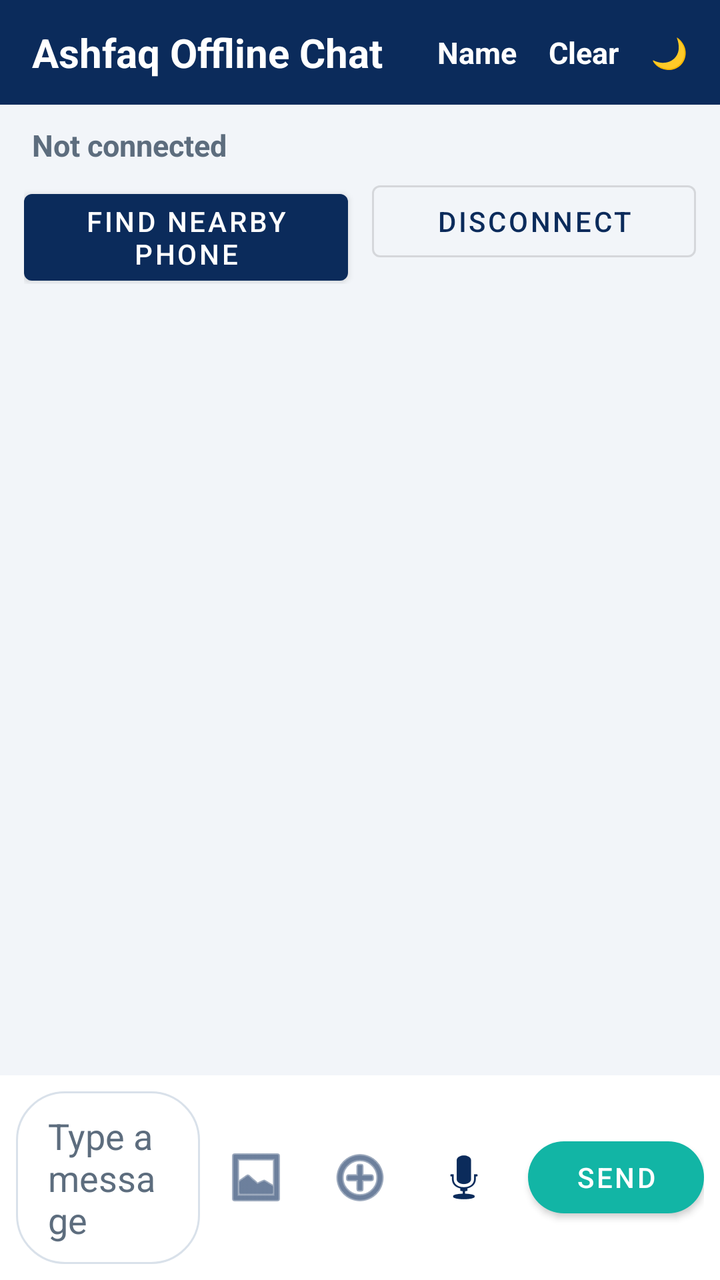
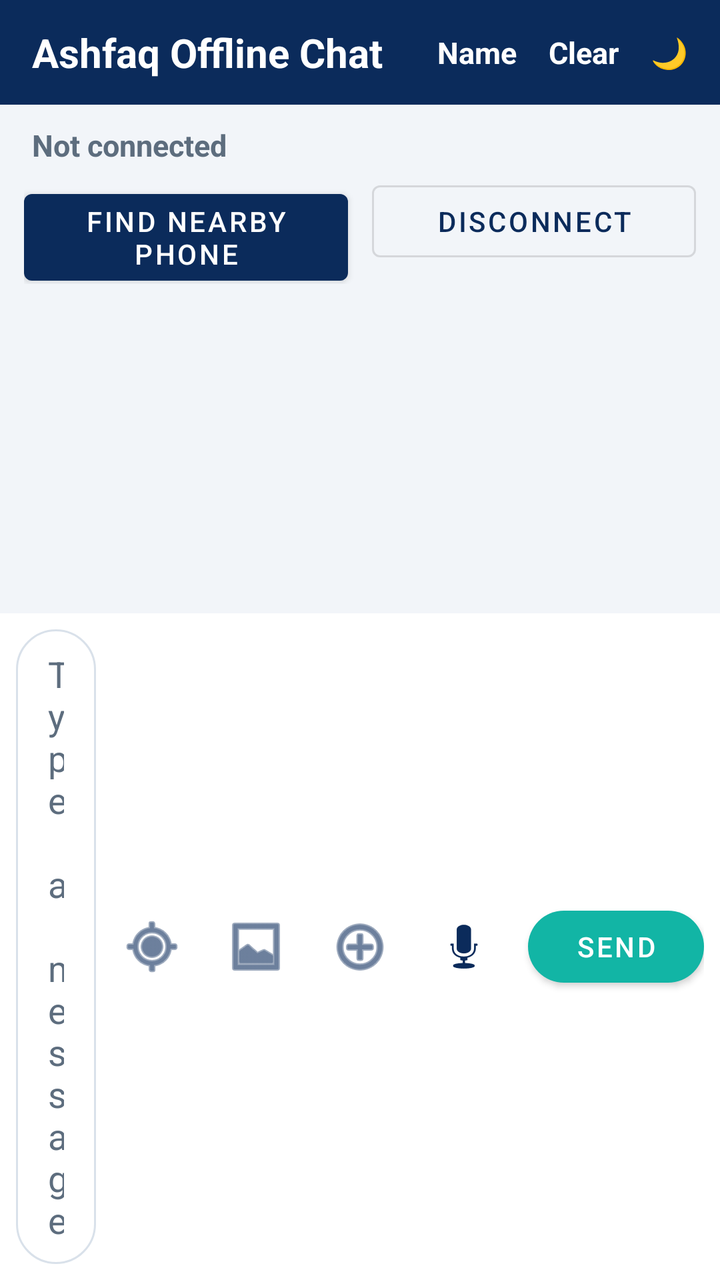

An Android layout rendered at two revisions. The XML below is the earlier revision; the diff shows what the commit changed to produce the second picture.
<!-- AndroidManifest.xml: application theme Theme.AshfaqOfflineChat -->
<!-- res/layout/activity_main.xml -->
<?xml version="1.0" encoding="utf-8"?>
<LinearLayout xmlns:android="http://schemas.android.com/apk/res/android"
    xmlns:app="http://schemas.android.com/apk/res-auto"
    android:id="@+id/rootLayout"
    android:layout_width="match_parent"
    android:layout_height="match_parent"
    android:background="@color/screen_background"
    android:orientation="vertical">

    <LinearLayout
        android:id="@+id/headerBar"
        android:layout_width="match_parent"
        android:layout_height="wrap_content"
        android:background="@color/primary"
        android:gravity="center_vertical"
        android:orientation="horizontal"
        android:paddingStart="16dp"
        android:paddingTop="8dp"
        android:paddingEnd="8dp"
        android:paddingBottom="8dp">

        <TextView
            android:id="@+id/titleText"
            android:layout_width="0dp"
            android:layout_height="wrap_content"
            android:layout_weight="1"
            android:text="@string/app_name"
            android:textColor="@color/on_primary"
            android:textSize="20sp"
            android:textStyle="bold" />

        <TextView
            android:id="@+id/buttonName"
            android:layout_width="wrap_content"
            android:layout_height="wrap_content"
            android:background="?attr/selectableItemBackgroundBorderless"
            android:clickable="true"
            android:focusable="true"
            android:padding="8dp"
            android:text="@string/your_name"
            android:textColor="@color/on_primary"
            android:textSize="15sp"
            android:textStyle="bold" />

        <TextView
            android:id="@+id/buttonClearChat"
            android:layout_width="wrap_content"
            android:layout_height="wrap_content"
            android:background="?attr/selectableItemBackgroundBorderless"
            android:clickable="true"
            android:focusable="true"
            android:padding="8dp"
            android:text="@string/clear_chat"
            android:textColor="@color/on_primary"
            android:textSize="15sp"
            android:textStyle="bold" />

        <TextView
            android:id="@+id/buttonTheme"
            android:layout_width="wrap_content"
            android:layout_height="wrap_content"
            android:background="?attr/selectableItemBackgroundBorderless"
            android:clickable="true"
            android:contentDescription="@string/theme_toggle"
            android:focusable="true"
            android:padding="8dp"
            android:text="🌙"
            android:textColor="@color/on_primary"
            android:textSize="15sp" />
    </LinearLayout>

    <TextView
        android:id="@+id/statusText"
        android:layout_width="match_parent"
        android:layout_height="wrap_content"
        android:paddingStart="16dp"
        android:paddingTop="10dp"
        android:paddingEnd="16dp"
        android:paddingBottom="4dp"
        android:text="@string/status_not_connected"
        android:textColor="@color/status_idle"
        android:textSize="15sp"
        android:textStyle="bold" />

    <LinearLayout
        android:layout_width="match_parent"
        android:layout_height="wrap_content"
        android:orientation="horizontal"
        android:paddingStart="12dp"
        android:paddingEnd="12dp">

        <com.google.android.material.button.MaterialButton
            android:id="@+id/buttonFind"
            android:layout_width="0dp"
            android:layout_height="wrap_content"
            android:layout_marginEnd="6dp"
            android:layout_weight="1"
            android:text="@string/find_nearby" />

        <com.google.android.material.button.MaterialButton
            android:id="@+id/buttonDisconnect"
            style="@style/Widget.MaterialComponents.Button.OutlinedButton"
            android:layout_width="0dp"
            android:layout_height="wrap_content"
            android:layout_marginStart="6dp"
            android:layout_weight="1"
            android:text="@string/disconnect" />
    </LinearLayout>

    <androidx.recyclerview.widget.RecyclerView
        android:id="@+id/recyclerMessages"
        android:layout_width="match_parent"
        android:layout_height="0dp"
        android:layout_weight="1"
        android:clipToPadding="false"
        android:paddingStart="8dp"
        android:paddingTop="8dp"
        android:paddingEnd="8dp"
        android:paddingBottom="8dp" />

    <LinearLayout
        android:id="@+id/quoteBar"
        android:layout_width="match_parent"
        android:layout_height="wrap_content"
        android:background="@color/input_bar_background"
        android:gravity="center_vertical"
        android:orientation="horizontal"
        android:paddingStart="16dp"
        android:paddingTop="6dp"
        android:paddingEnd="8dp"
        android:paddingBottom="2dp"
        android:visibility="gone">

        <View
            android:id="@+id/quoteBarStrip"
            android:layout_width="4dp"
            android:layout_height="36dp"
            android:background="@color/accent" />

        <LinearLayout
            android:layout_width="0dp"
            android:layout_height="wrap_content"
            android:layout_marginStart="10dp"
            android:layout_weight="1"
            android:orientation="vertical">

            <TextView
                android:id="@+id/quoteBarSender"
                android:layout_width="wrap_content"
                android:layout_height="wrap_content"
                android:ellipsize="end"
                android:maxLines="1"
                android:textColor="@color/accent"
                android:textSize="13sp"
                android:textStyle="bold" />

            <TextView
                android:id="@+id/quoteBarText"
                android:layout_width="wrap_content"
                android:layout_height="wrap_content"
                android:ellipsize="end"
                android:maxLines="1"
                android:textColor="@color/text_secondary"
                android:textSize="13sp" />
        </LinearLayout>

        <ImageButton
            android:id="@+id/buttonCancelQuote"
            android:layout_width="40dp"
            android:layout_height="40dp"
            android:background="@android:color/transparent"
            android:contentDescription="@string/cancel_reply"
            android:src="@android:drawable/ic_menu_close_clear_cancel"
            android:tint="@color/text_secondary" />
    </LinearLayout>

    <LinearLayout
        android:id="@+id/inputBar"
        android:layout_width="match_parent"
        android:layout_height="wrap_content"
        android:background="@color/input_bar_background"
        android:gravity="center_vertical"
        android:orientation="horizontal"
        android:padding="8dp">

        <EditText
            android:id="@+id/editMessage"
            android:layout_width="0dp"
            android:layout_height="wrap_content"
            android:layout_weight="1"
            android:background="@drawable/bg_input_field"
            android:hint="@string/message_hint"
            android:importantForAutofill="no"
            android:inputType="textCapSentences|textMultiLine"
            android:maxLines="4"
            android:minHeight="48dp"
            android:paddingStart="16dp"
            android:paddingTop="10dp"
            android:paddingEnd="16dp"
            android:paddingBottom="10dp"
            android:textColor="@color/text_primary"
            android:textColorHint="@color/text_secondary" />

        <ImageButton
            android:id="@+id/buttonPhoto"
            android:layout_width="48dp"
            android:layout_height="48dp"
            android:layout_marginStart="4dp"
            android:background="@android:color/transparent"
            android:contentDescription="@string/pick_media"
            android:src="@android:drawable/ic_menu_gallery"
            android:tint="@color/primary" />

        <ImageButton
            android:id="@+id/buttonFile"
            android:layout_width="48dp"
            android:layout_height="48dp"
            android:layout_marginStart="4dp"
            android:background="@android:color/transparent"
            android:contentDescription="@string/send_file"
            android:src="@android:drawable/ic_menu_add"
            android:tint="@color/primary" />

        <ImageButton
            android:id="@+id/buttonMic"
            android:layout_width="48dp"
            android:layout_height="48dp"
            android:layout_marginStart="4dp"
            android:background="@android:color/transparent"
            android:contentDescription="@string/record_voice"
            android:src="@android:drawable/ic_btn_speak_now"
            android:tint="@color/primary" />

        <com.google.android.material.button.MaterialButton
            android:id="@+id/buttonSend"
            android:layout_width="wrap_content"
            android:layout_height="wrap_content"
            android:layout_marginStart="8dp"
            android:text="@string/send"
            app:backgroundTint="@color/accent"
            app:cornerRadius="24dp" />
    </LinearLayout>

</LinearLayout>
<!-- resources referenced by this layout -->
<resources>
  <color name="accent">#12B5A5</color>
  <color name="input_bar_background">#FFFFFF</color>
  <color name="on_primary">#FFFFFF</color>
  <color name="primary">#0B2B5B</color>
  <color name="screen_background">#F2F5F9</color>
  <color name="status_idle">#5D6D7E</color>
  <color name="text_primary">#1C2733</color>
  <color name="text_secondary">#5D6D7E</color>
  <!-- drawable bg_input_field (drawable) -->
  <?xml version="1.0" encoding="utf-8"?>
  <shape xmlns:android="http://schemas.android.com/apk/res/android"
      android:shape="rectangle">
      <solid android:color="@color/input_bar_background" />
      <stroke
          android:width="1dp"
          android:color="@color/input_stroke" />
      <corners android:radius="24dp" />
  </shape>
  <string name="app_name">Ashfaq Offline Chat</string>
  <string name="cancel_reply">Cancel reply</string>
  <string name="clear_chat">Clear</string>
  <string name="disconnect">Disconnect</string>
  <string name="find_nearby">Find Nearby Phone</string>
  <string name="message_hint">Type a message</string>
  <string name="pick_media">Send a photo or video</string>
  <string name="record_voice">Record a voice message</string>
  <string name="send">Send</string>
  <string name="send_file">Send a file</string>
  <string name="status_not_connected">Not connected</string>
  <string name="theme_toggle">Dark mode on or off</string>
  <string name="your_name">Name</string>
  <style name="Theme.AshfaqOfflineChat" parent="Theme.MaterialComponents.Light.NoActionBar">
          <item name="colorPrimary">@color/primary</item>
          <item name="colorPrimaryDark">@color/primary_dark</item>
          <item name="colorOnPrimary">@color/on_primary</item>
          <item name="colorAccent">@color/accent</item>
          <item name="android:statusBarColor">@color/primary_dark</item>
          <item name="android:windowBackground">@color/screen_background</item>
          <item name="android:textColorPrimary">@color/text_primary</item>
      </style>
  <color name="input_stroke">#D9E1EA</color>
  <color name="primary_dark">#071F42</color>
</resources>

<!-- the commit's change to res/layout/activity_main.xml (unified diff, before → after) -->
@@ -202,6 +202,16 @@
             android:textColorHint="@color/text_secondary" />
 
         <ImageButton
+            android:id="@+id/buttonLocation"
+            android:layout_width="48dp"
+            android:layout_height="48dp"
+            android:layout_marginStart="4dp"
+            android:background="@android:color/transparent"
+            android:contentDescription="@string/share_location"
+            android:src="@android:drawable/ic_menu_mylocation"
+            android:tint="@color/primary" />
+
+        <ImageButton
             android:id="@+id/buttonPhoto"
             android:layout_width="48dp"
             android:layout_height="48dp"
<!-- resource entries referenced after the edit -->
@@ -28,6 +28,7 @@
   <string name="record_voice">Record a voice message</string>
   <string name="send">Send</string>
   <string name="send_file">Send a file</string>
+  <string name="share_location">Share your location</string>
   <string name="status_not_connected">Not connected</string>
   <string name="theme_toggle">Dark mode on or off</string>
   <string name="your_name">Name</string>
